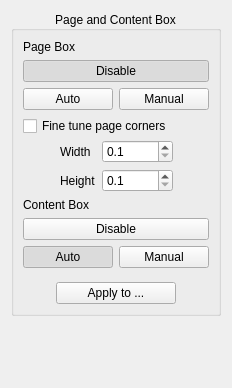
First picture: the form in src/core/filters/select_content/OptionsWidget.ui, repository 2ndmax/scantailor-ocr, before the edit.
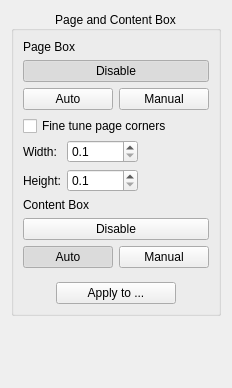
Second picture: the form after the edit. Custom widgets are drawn as their Qt base class.

Commit message: Options panels: one left-aligned layout, units in the fields

Diff of the .ui file:
```diff
--- a/src/core/filters/select_content/OptionsWidget.ui
+++ b/src/core/filters/select_content/OptionsWidget.ui
@@ -139,32 +139,19 @@
                <property name="bottomMargin">
                 <number>0</number>
                </property>
-               <item>
-                <spacer name="horizontalSpacer_3">
-                 <property name="orientation">
-                  <enum>Qt::Horizontal</enum>
-                 </property>
-                 <property name="sizeHint" stdset="0">
-                  <size>
-                   <width>1</width>
-                   <height>1</height>
-                  </size>
-                 </property>
-                </spacer>
-               </item>
                <item>
                 <layout class="QGridLayout" name="gridLayout_3">
                  <item row="0" column="0">
                   <widget class="QLabel" name="label">
                    <property name="text">
-                    <string>Width</string>
+                    <string>Width:</string>
                    </property>
                   </widget>
                  </item>
                  <item row="1" column="0">
                   <widget class="QLabel" name="label_2">
                    <property name="text">
-                    <string>Height</string>
+                    <string>Height:</string>
                    </property>
                   </widget>
                  </item>
```
The commit also changes 28 other files.
